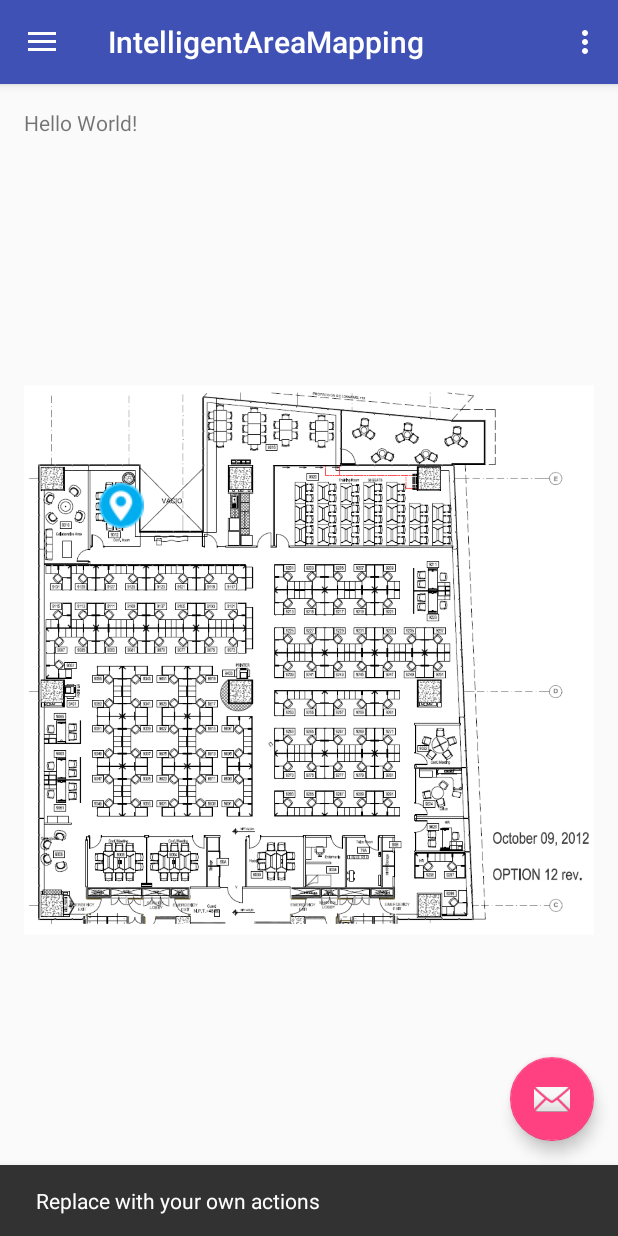
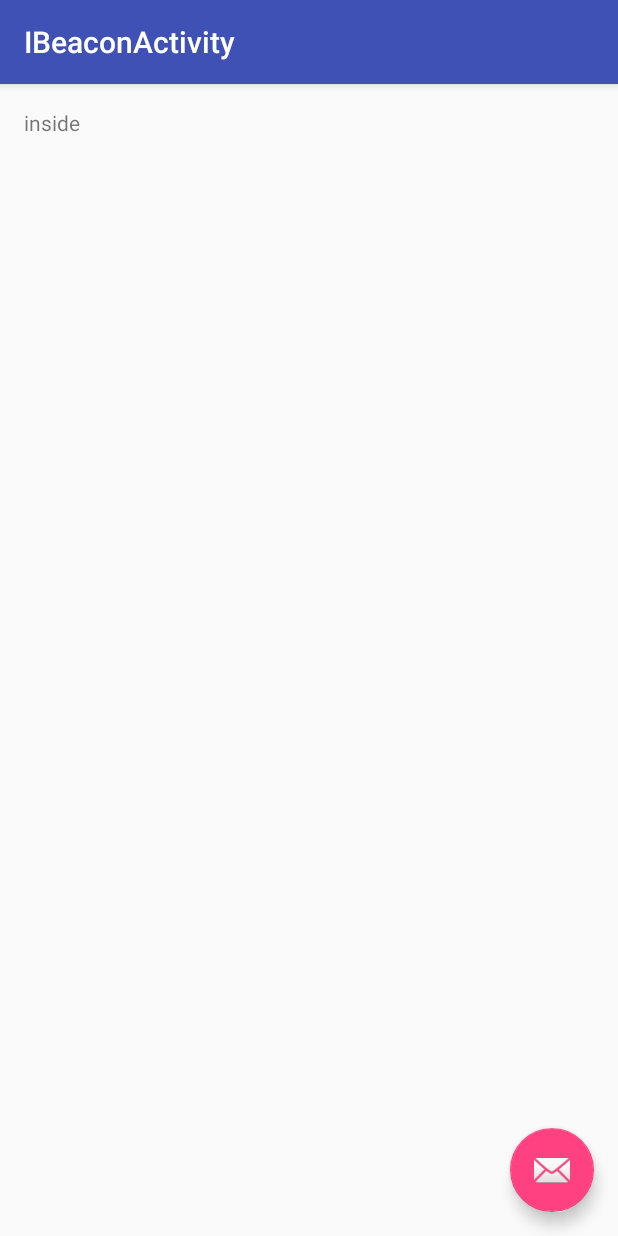
Before and after one commit to safejrz/IntelligentAreaMapping, an Android app: the screen it shows after launch (MainActivity before the commit, IBeaconActivity after it), after a tap on an icon or button, on a phone screen of 412 x 824 dp. Run offline under Robolectric (Android 15) with nearby library versions, the phone set to English and light mode, and no system bars; libraries missing offline, so code that uses them is left out: com.kontakt.sdk; 3 statements that could not run were skipped.

```diff
--- a/app/build.gradle
+++ b/app/build.gradle
@@ -17,6 +17,9 @@ android {
             proguardFiles getDefaultProguardFile('proguard-android.txt'), 'proguard-rules.pro'
         }
     }
+    packagingOptions {
+      exclude 'main/AndroidManifest.xml'
+    }
 }
 
 dependencies {
@@ -24,4 +27,5 @@ dependencies {
     testCompile 'junit:junit:4.12'
     compile 'com.android.support:appcompat-v7:23.1.1'
     compile 'com.android.support:design:23.1.1'
+    compile 'com.kontakt.sdk.android:kontakt.io-android-sdk:2.0.1'
 }
--- a/app/src/main/AndroidManifest.xml
+++ b/app/src/main/AndroidManifest.xml
@@ -1,23 +1,43 @@
 <?xml version="1.0" encoding="utf-8"?>
 <manifest xmlns:android="http://schemas.android.com/apk/res/android"
-    package="com.iam.intelligentareamapping">
+    package="com.iam.intelligentareamapping" >
+
+    <uses-permission android:name="android.permission.INTERNET" />
+    <uses-permission android:name="android.permission.ACCESS_NETWORK_STATE" />
+    <uses-permission android:name="android.permission.BLUETOOTH" />
+    <uses-permission android:name="android.permission.BLUETOOTH_ADMIN" />
+
 
     <application
         android:allowBackup="true"
         android:icon="@mipmap/ic_launcher"
         android:label="@string/app_name"
         android:supportsRtl="true"
-        android:theme="@style/AppTheme">
+        android:theme="@style/AppTheme" >
+        <meta-data
+            android:name="kontakt.io.API_KEY"
+            android:value="SWMFnqeaCvECGuYeqWNtdpwbtvWkSrhh" />
+
         <activity
             android:name=".MainActivity"
             android:label="@string/app_name"
-            android:theme="@style/AppTheme.NoActionBar">
+            android:theme="@style/AppTheme.NoActionBar" >
             <intent-filter>
                 <action android:name="android.intent.action.MAIN" />
 
                 <category android:name="android.intent.category.LAUNCHER" />
             </intent-filter>
         </activity>
+        <activity
+            android:name=".IBeaconActivity"
+            android:label="@string/title_activity_ibeacon"
+            android:theme="@style/AppTheme.NoActionBar" >
+        </activity>
+
+        <service
+            android:name="com.kontakt.sdk.android.ble.service.ProximityService"
+            android:exported="false" />
+
     </application>
 
 </manifest>
--- /dev/null
+++ b/app/src/main/java/com/iam/intelligentareamapping/IBeaconActivity.java
@@ -0,0 +1,203 @@
+package com.iam.intelligentareamapping;
+
+import android.bluetooth.BluetoothAdapter;
+import android.content.Intent;
+import android.os.Bundle;
+import android.support.design.widget.FloatingActionButton;
+import android.support.design.widget.Snackbar;
+import android.support.v7.app.AppCompatActivity;
+import android.support.v7.widget.Toolbar;
+import android.view.View;
+import android.widget.TextView;
+
+import com.kontakt.sdk.android.ble.configuration.ActivityCheckConfiguration;
+import com.kontakt.sdk.android.ble.configuration.ScanPeriod;
+import com.kontakt.sdk.android.ble.configuration.scan.IBeaconScanContext;
+import com.kontakt.sdk.android.ble.configuration.scan.ScanContext;
+import com.kontakt.sdk.android.ble.connection.OnServiceReadyListener;
+import com.kontakt.sdk.android.ble.device.DeviceProfile;
+import com.kontakt.sdk.android.ble.discovery.BluetoothDeviceEvent;
+import com.kontakt.sdk.android.ble.discovery.EventType;
+import com.kontakt.sdk.android.ble.discovery.ibeacon.IBeaconDeviceEvent;
+import com.kontakt.sdk.android.ble.filter.ibeacon.IBeaconFilters;
+import com.kontakt.sdk.android.ble.manager.ProximityManager;
+import com.kontakt.sdk.android.ble.rssi.RssiCalculators;
+import com.kontakt.sdk.android.ble.util.BluetoothUtils;
+import com.kontakt.sdk.android.common.KontaktSDK;
+import com.kontakt.sdk.android.common.Proximity;
+import com.kontakt.sdk.android.common.profile.IBeaconDevice;
+import com.kontakt.sdk.android.common.profile.IBeaconRegion;
+
+import java.util.Arrays;
+import java.util.Collections;
+import java.util.List;
+import java.util.concurrent.TimeUnit;
+
+public class IBeaconActivity extends AppCompatActivity implements ProximityManager.ProximityListener {
+
+    private ProximityManager deviceManager;
+    private ScanContext scanContext;
+    private static final int REQUEST_CODE_ENABLE_BLUETOOTH = 1;
+
+    private List<EventType> eventTypes = Arrays.asList(EventType.SPACE_ENTERED,
+            EventType.SPACE_ABANDONED,
+            EventType.DEVICE_DISCOVERED,
+            EventType.DEVICES_UPDATE);
+
+    protected IBeaconScanContext iBeaconScanContext = new IBeaconScanContext.Builder()
+            .setIBeaconFilters(Collections.singleton(
+                    IBeaconFilters.newProximityUUIDFilter(KontaktSDK.DEFAULT_KONTAKT_BEACON_PROXIMITY_UUID)
+            ))
+            .setEventTypes(eventTypes)
+            .setRssiCalculator(RssiCalculators.newLimitedMeanRssiCalculator(5))
+            .build();
+
+
+    IBeaconScanContext getIBeaconScanContext() {
+        return iBeaconScanContext;
+    }
+
+    private ScanContext createScanContext() {
+        return new ScanContext.Builder()
+                .setScanPeriod(new ScanPeriod(TimeUnit.SECONDS.toMillis(5), TimeUnit.SECONDS.toMillis(5)))
+                .setScanMode(ProximityManager.SCAN_MODE_LOW_LATENCY)
+                .setActivityCheckConfiguration(ActivityCheckConfiguration.DEFAULT)
+                .setIBeaconScanContext(getIBeaconScanContext())
+                .build();
+    }
+
+
+    @Override
+    protected void onCreate(Bundle savedInstanceState) {
+        super.onCreate(savedInstanceState);
+        setContentView(R.layout.activity_ibeacon);
+        Toolbar toolbar = (Toolbar) findViewById(R.id.toolbar);
+        setSupportActionBar(toolbar);
+
+        FloatingActionButton fab = (FloatingActionButton) findViewById(R.id.fab);
+        fab.setOnClickListener(new View.OnClickListener() {
+            @Override
+            public void onClick(View view) {
+                Snackbar.make(view, "Replace with your own action", Snackbar.LENGTH_LONG)
+                        .setAction("Action", null).show();
+            }
+        });
+
+        deviceManager = new ProximityManager(this);
+
+        scanContext = createScanContext();
+    }
+
+    @Override
+    protected void onStart() {
+        writetoTv("inside");
+        super.onStart();
+        if (!BluetoothUtils.isBluetoothEnabled()) {
+            writetoTv("bt not enabled");
+            final Intent intent = new Intent(BluetoothAdapter.ACTION_REQUEST_ENABLE);
+            startActivityForResult(intent, REQUEST_CODE_ENABLE_BLUETOOTH);
+        } else {
+            writetoTv("bt enabled");
+
+            //startMonitoring();
+
+            deviceManager.initializeScan(scanContext, new OnServiceReadyListener() {
+                @Override
+                public void onServiceReady() {
+                    deviceManager.attachListener(IBeaconActivity.this);
+                }
+
+                @Override
+                public void onConnectionFailure() {
+                    writetoTv("Connection Failure!");
+                }
+            });
+        }
+    }
+
+    @Override
+    protected void onStop() {
+        super.onStop();
+        deviceManager.finishScan();
+    }
+
+    @Override
+    public void onScanStart() {
+
+    }
+
+    @Override
+    public void onScanStop() {
+
+    }
+
+    @Override
+    public void onEvent(final BluetoothDeviceEvent event) {
+
+        DeviceProfile deviceProfile = event.getDeviceProfile();
+
+        IBeaconDeviceEvent iBeaconDeviceEvent = (IBeaconDeviceEvent) event;
+        final IBeaconRegion region = iBeaconDeviceEvent.getRegion();
+        final List<IBeaconDevice> devicesList = iBeaconDeviceEvent.getDeviceList();
+
+
+
+        runOnUiThread(new Runnable() {
+            @Override
+            public void run() {
+                switch (event.getEventType()) {
+                    case SPACE_ENTERED:
+
+                        break;
+                    case DEVICE_DISCOVERED:
+
+                        break;
+                    case DEVICES_UPDATE:
+                        printDevices(devicesList);
+                        break;
+                    case SPACE_ABANDONED:
+                        break;
+                }
+            }
+        });
+    }
+
+    public void writetoTv(String str){
+
+        TextView textView = (TextView)findViewById(R.id.tv1);
+        textView.setText(str);
+
+    }
+
+    public void printDevices(List<IBeaconDevice> deviceList){
+        String devicesStr="";
+
+        for(IBeaconDevice device : deviceList) {
+
+            String name = device.getName();
+            if(!"iam".equals(name)) continue;
+
+            double dist = device.getDistance();
+            Proximity proximity = device.getProximity();
+
+            String id = device.getUniqueId();
+            String namespace = device.getName();
+            int txPower = device.getTxPower();
+            double rssi = device.getRssi();
+
+            devicesStr+= "Unique Id: " + id + "\n";
+            //devicesStr+= "Name: " + namespace + "\n";
+            //devicesStr+= "TX power: " + txPower + "\n";
+            //devicesStr+= "RSSi: " + rssi + "\n";
+            devicesStr+= "Proximity: " + proximity.name()  + "\n";
+            devicesStr+= "Distance: " + dist + "\n";
+            //devicesStr+= "Distance AVG: " + distancesAVG.get(id) + "\n";
+            //devicesStr+= "\n";
+            devicesStr+= "-------------------------------" + "\n";
+
+        }
+        writetoTv(devicesStr);
+
+
+        }
+    }
--- a/app/src/main/java/com/iam/intelligentareamapping/MainActivity.java
+++ b/app/src/main/java/com/iam/intelligentareamapping/MainActivity.java
@@ -1,5 +1,6 @@
 package com.iam.intelligentareamapping;
 
+import android.content.Intent;
 import android.os.Bundle;
 import android.support.design.widget.FloatingActionButton;
 import android.support.design.widget.Snackbar;
@@ -27,8 +28,7 @@ public class MainActivity extends AppCompatActivity
         fab.setOnClickListener(new View.OnClickListener() {
             @Override
             public void onClick(View view) {
-                Snackbar.make(view, "Replace with your own actions", Snackbar.LENGTH_LONG)
-                        .setAction("Action", null).show();
+                startActivity(new Intent(MainActivity.this, IBeaconActivity.class));
             }
         });
 
--- /dev/null
+++ b/app/src/main/res/layout/activity_ibeacon.xml
@@ -0,0 +1,25 @@
+<?xml version="1.0" encoding="utf-8"?>
+<android.support.design.widget.CoordinatorLayout
+    xmlns:android="http://schemas.android.com/apk/res/android"
+    xmlns:app="http://schemas.android.com/apk/res-auto"
+    xmlns:tools="http://schemas.android.com/tools" android:layout_width="match_parent"
+    android:layout_height="match_parent" android:fitsSystemWindows="true"
+    tools:context="com.iam.intelligentareamapping.IBeaconActivity">
+
+    <android.support.design.widget.AppBarLayout android:layout_height="wrap_content"
+        android:layout_width="match_parent" android:theme="@style/AppTheme.AppBarOverlay">
+
+        <android.support.v7.widget.Toolbar android:id="@+id/toolbar"
+            android:layout_width="match_parent" android:layout_height="?attr/actionBarSize"
+            android:background="?attr/colorPrimary" app:popupTheme="@style/AppTheme.PopupOverlay" />
+
+    </android.support.design.widget.AppBarLayout>
+
+    <include layout="@layout/content_ibeacon" />
+
+    <android.support.design.widget.FloatingActionButton android:id="@+id/fab"
+        android:layout_width="wrap_content" android:layout_height="wrap_content"
+        android:layout_gravity="bottom|end" android:layout_margin="@dimen/fab_margin"
+        android:src="@android:drawable/ic_dialog_email" />
+
+</android.support.design.widget.CoordinatorLayout>
--- /dev/null
+++ b/app/src/main/res/layout/content_ibeacon.xml
@@ -0,0 +1,17 @@
+<?xml version="1.0" encoding="utf-8"?>
+<RelativeLayout xmlns:android="http://schemas.android.com/apk/res/android"
+    xmlns:tools="http://schemas.android.com/tools"
+    xmlns:app="http://schemas.android.com/apk/res-auto" android:layout_width="match_parent"
+    android:layout_height="match_parent" android:paddingLeft="@dimen/activity_horizontal_margin"
+    android:paddingRight="@dimen/activity_horizontal_margin"
+    android:paddingTop="@dimen/activity_vertical_margin"
+    android:paddingBottom="@dimen/activity_vertical_margin"
+    app:layout_behavior="@string/appbar_scrolling_view_behavior"
+    tools:showIn="@layout/activity_ibeacon"
+    tools:context="com.iam.intelligentareamapping.IBeaconActivity">
+
+    <TextView android:text="@string/withoutdata" android:layout_width="wrap_content"
+        android:layout_height="wrap_content"
+        android:id="@+id/tv1" />
+
+</RelativeLayout>
--- a/app/src/main/res/values/strings.xml
+++ b/app/src/main/res/values/strings.xml
@@ -6,4 +6,7 @@
 
     <string name="action_settings">Settings</string>
     <string name="MapLabel">Map</string>
+    <string name="title_activity_ibeacon">IBeaconActivity</string>
+    <string name="withoutdata">Without data</string>
+
 </resources>
```
Also changed, not shown: 1 other file.
